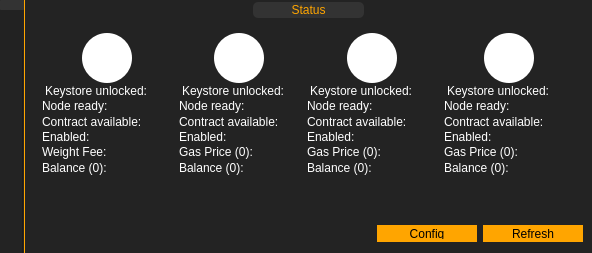
First picture: the form in mainwindow.ui, repository Acria-Network/Acria-Oracle-Node-Qt, before the edit.
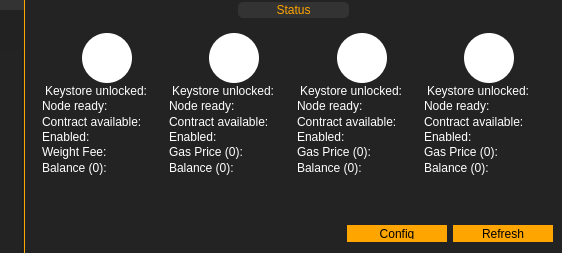
Second picture: the form after the edit. The open tabs and pages were chosen to show the change. Icons and pictures are not drawn.

Commit message: added table to config window

```diff
--- a/mainwindow.ui
+++ b/mainwindow.ui
@@ -240,6 +240,21 @@
              <item>
               <layout class="QHBoxLayout" name="horizontalLayout_27">
                <item>
+                <spacer name="horizontalSpacer_23">
+                 <property name="orientation">
+                  <enum>Qt::Horizontal</enum>
+                 </property>
+                 <property name="sizeHint" stdset="0">
+                  <size>
+                   <width>0</width>
+                   <height>0</height>
+                  </size>
+                 </property>
+                </spacer>
+               </item>
+               <item>
+                <layout class="QVBoxLayout" name="verticalLayout_10">
+                 <item>
                 <widget class="QPushButton" name="pushButton_polkadot_settings">
                  <property name="text">
                   <string/>
@@ -260,6 +275,28 @@
                 </widget>
                </item>
                <item>
+                  <widget class="QPushButton" name="pushButton_binance_info_2">
+                   <property name="text">
+                    <string/>
+                   </property>
+                   <property name="icon">
+                    <iconset>
+                     <normaloff>resources/info.svg</normaloff>resources/info.svg</iconset>
+                   </property>
+                   <property name="iconSize">
+                    <size>
+                     <width>11</width>
+                     <height>11</height>
+                    </size>
+                   </property>
+                   <property name="flat">
+                    <bool>true</bool>
+                   </property>
+                  </widget>
+                 </item>
+                </layout>
+               </item>
+               <item>
                 <widget class="QLabel" name="label_17">
                  <property name="minimumSize">
                   <size>
@@ -299,24 +336,17 @@
                 </widget>
                </item>
                <item>
-                <widget class="QPushButton" name="pushButton_binance_info_2">
-                 <property name="text">
-                  <string/>
+                <spacer name="horizontalSpacer_17">
+                 <property name="orientation">
+                  <enum>Qt::Horizontal</enum>
                  </property>
-                 <property name="icon">
-                  <iconset>
-                   <normaloff>resources/info.svg</normaloff>resources/info.svg</iconset>
-                 </property>
-                 <property name="iconSize">
+                 <property name="sizeHint" stdset="0">
                   <size>
-                   <width>11</width>
-                   <height>11</height>
+                   <width>30</width>
+                   <height>0</height>
                   </size>
                  </property>
-                 <property name="flat">
-                  <bool>true</bool>
-                 </property>
-                </widget>
+                </spacer>
                </item>
               </layout>
              </item>
@@ -541,6 +571,21 @@
              <item>
               <layout class="QHBoxLayout" name="horizontalLayout_22">
                <item>
+                <spacer name="horizontalSpacer_24">
+                 <property name="orientation">
+                  <enum>Qt::Horizontal</enum>
+                 </property>
+                 <property name="sizeHint" stdset="0">
+                  <size>
+                   <width>0</width>
+                   <height>0</height>
+                  </size>
+                 </property>
+                </spacer>
+               </item>
+               <item>
+                <layout class="QVBoxLayout" name="verticalLayout_11">
+                 <item>
                 <widget class="QPushButton" name="pushButton_eth_settings">
                  <property name="maximumSize">
                   <size>
@@ -567,6 +612,34 @@
                 </widget>
                </item>
                <item>
+                  <widget class="QPushButton" name="pushButton_eth_info">
+                   <property name="maximumSize">
+                    <size>
+                     <width>21</width>
+                     <height>20</height>
+                    </size>
+                   </property>
+                   <property name="text">
+                    <string/>
+                   </property>
+                   <property name="icon">
+                    <iconset>
+                     <normaloff>resources/info.svg</normaloff>resources/info.svg</iconset>
+                   </property>
+                   <property name="iconSize">
+                    <size>
+                     <width>11</width>
+                     <height>11</height>
+                    </size>
+                   </property>
+                   <property name="flat">
+                    <bool>true</bool>
+                   </property>
+                  </widget>
+                 </item>
+                </layout>
+               </item>
+               <item>
                 <widget class="QLabel" name="label_3">
                  <property name="minimumSize">
                   <size>
@@ -604,30 +677,17 @@
                 </widget>
                </item>
                <item>
-                <widget class="QPushButton" name="pushButton_eth_info">
-                 <property name="maximumSize">
-                  <size>
-                   <width>21</width>
-                   <height>20</height>
-                  </size>
+                <spacer name="horizontalSpacer_18">
+                 <property name="orientation">
+                  <enum>Qt::Horizontal</enum>
                  </property>
-                 <property name="text">
-                  <string/>
-                 </property>
-                 <property name="icon">
-                  <iconset>
-                   <normaloff>resources/info.svg</normaloff>resources/info.svg</iconset>
-                 </property>
-                 <property name="iconSize">
+                 <property name="sizeHint" stdset="0">
                   <size>
-                   <width>11</width>
-                   <height>11</height>
+                   <width>30</width>
+                   <height>0</height>
                   </size>
                  </property>
-                 <property name="flat">
-                  <bool>true</bool>
-                 </property>
-                </widget>
+                </spacer>
                </item>
               </layout>
              </item>
@@ -852,6 +912,21 @@
              <item>
               <layout class="QHBoxLayout" name="horizontalLayout_23">
                <item>
+                <spacer name="horizontalSpacer_25">
+                 <property name="orientation">
+                  <enum>Qt::Horizontal</enum>
+                 </property>
+                 <property name="sizeHint" stdset="0">
+                  <size>
+                   <width>0</width>
+                   <height>0</height>
+                  </size>
+                 </property>
+                </spacer>
+               </item>
+               <item>
+                <layout class="QVBoxLayout" name="verticalLayout_12">
+                 <item>
                 <widget class="QPushButton" name="pushButton_binance_settings">
                  <property name="text">
                   <string/>
@@ -872,6 +947,28 @@
                 </widget>
                </item>
                <item>
+                  <widget class="QPushButton" name="pushButton_binance_info">
+                   <property name="text">
+                    <string/>
+                   </property>
+                   <property name="icon">
+                    <iconset>
+                     <normaloff>resources/info.svg</normaloff>resources/info.svg</iconset>
+                   </property>
+                   <property name="iconSize">
+                    <size>
+                     <width>11</width>
+                     <height>11</height>
+                    </size>
+                   </property>
+                   <property name="flat">
+                    <bool>true</bool>
+                   </property>
+                  </widget>
+                 </item>
+                </layout>
+               </item>
+               <item>
                 <widget class="QLabel" name="label_12">
                  <property name="minimumSize">
                   <size>
@@ -909,24 +1006,17 @@
                 </widget>
                </item>
                <item>
-                <widget class="QPushButton" name="pushButton_binance_info">
-                 <property name="text">
-                  <string/>
+                <spacer name="horizontalSpacer_21">
+                 <property name="orientation">
+                  <enum>Qt::Horizontal</enum>
                  </property>
-                 <property name="icon">
-                  <iconset>
-                   <normaloff>resources/info.svg</normaloff>resources/info.svg</iconset>
-                 </property>
-                 <property name="iconSize">
+                 <property name="sizeHint" stdset="0">
                   <size>
-                   <width>11</width>
-                   <height>11</height>
+                   <width>30</width>
+                   <height>0</height>
                   </size>
                  </property>
-                 <property name="flat">
-                  <bool>true</bool>
-                 </property>
-                </widget>
+                </spacer>
                </item>
               </layout>
              </item>
@@ -1151,6 +1241,21 @@
              <item>
               <layout class="QHBoxLayout" name="horizontalLayout_39">
                <item>
+                <spacer name="horizontalSpacer_26">
+                 <property name="orientation">
+                  <enum>Qt::Horizontal</enum>
+                 </property>
+                 <property name="sizeHint" stdset="0">
+                  <size>
+                   <width>0</width>
+                   <height>0</height>
+                  </size>
+                 </property>
+                </spacer>
+               </item>
+               <item>
+                <layout class="QVBoxLayout" name="verticalLayout_13">
+                 <item>
                 <widget class="QPushButton" name="pushButton_cardano_settings">
                  <property name="text">
                   <string/>
@@ -1171,6 +1276,28 @@
                 </widget>
                </item>
                <item>
+                  <widget class="QPushButton" name="pushButton_cardano_info">
+                   <property name="text">
+                    <string/>
+                   </property>
+                   <property name="icon">
+                    <iconset>
+                     <normaloff>resources/info.svg</normaloff>resources/info.svg</iconset>
+                   </property>
+                   <property name="iconSize">
+                    <size>
+                     <width>11</width>
+                     <height>11</height>
+                    </size>
+                   </property>
+                   <property name="flat">
+                    <bool>true</bool>
+                   </property>
+                  </widget>
+                 </item>
+                </layout>
+               </item>
+               <item>
                 <widget class="QLabel" name="label_23">
                  <property name="minimumSize">
                   <size>
@@ -1208,24 +1335,17 @@
                 </widget>
                </item>
                <item>
-                <widget class="QPushButton" name="pushButton_cardano_info">
-                 <property name="text">
-                  <string/>
+                <spacer name="horizontalSpacer_22">
+                 <property name="orientation">
+                  <enum>Qt::Horizontal</enum>
                  </property>
-                 <property name="icon">
-                  <iconset>
-                   <normaloff>resources/info.svg</normaloff>resources/info.svg</iconset>
-                 </property>
-                 <property name="iconSize">
+                 <property name="sizeHint" stdset="0">
                   <size>
-                   <width>11</width>
-                   <height>11</height>
+                   <width>30</width>
+                   <height>0</height>
                   </size>
                  </property>
-                 <property name="flat">
-                  <bool>true</bool>
-                 </property>
-                </widget>
+                </spacer>
                </item>
               </layout>
              </item>
```
Left out of the diff: 2 changed lines with no effect on the pictures. Lines whose indentation alone changed are shown as unchanged. The commit also changes 5 other files.
